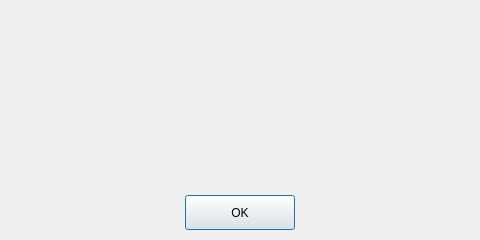
This is customdialog.ui in briantobin256/Static-File-Analysis-Tool as Qt 5 draws it before an edit. The edited form follows.
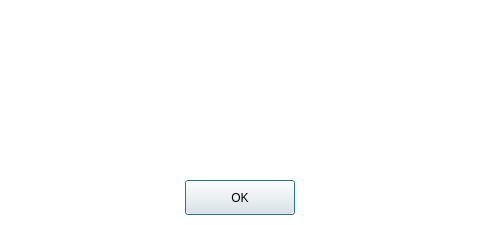
This is the edited form.

Diff of the .ui file:
```diff
--- a/customdialog.ui
+++ b/customdialog.ui
@@ -7,19 +7,19 @@
     <x>0</x>
     <y>0</y>
     <width>480</width>
-    <height>240</height>
+    <height>225</height>
    </rect>
   </property>
   <property name="minimumSize">
    <size>
     <width>480</width>
-    <height>240</height>
+    <height>225</height>
    </size>
   </property>
   <property name="maximumSize">
    <size>
     <width>480</width>
-    <height>240</height>
+    <height>225</height>
    </size>
   </property>
   <property name="windowTitle">
@@ -29,7 +29,7 @@
    <property name="geometry">
     <rect>
      <x>185</x>
-     <y>195</y>
+     <y>180</y>
      <width>110</width>
      <height>35</height>
     </rect>
@@ -38,6 +38,28 @@
     <string>OK</string>
    </property>
   </widget>
+  <widget class="QTextBrowser" name="dialogBrowser">
+   <property name="geometry">
+    <rect>
+     <x>0</x>
+     <y>0</y>
+     <width>480</width>
+     <height>225</height>
+    </rect>
+   </property>
+   <property name="frameShape">
+    <enum>QFrame::NoFrame</enum>
+   </property>
+   <property name="html">
+    <string>&lt;!DOCTYPE HTML PUBLIC &quot;-//W3C//DTD HTML 4.0//EN&quot; &quot;http://www.w3.org/TR/REC-html40/strict.dtd&quot;&gt;
+&lt;html&gt;&lt;head&gt;&lt;meta name=&quot;qrichtext&quot; content=&quot;1&quot; /&gt;&lt;style type=&quot;text/css&quot;&gt;
+p, li { white-space: pre-wrap; }
+&lt;/style&gt;&lt;/head&gt;&lt;body style=&quot; font-family:'MS Shell Dlg 2'; font-size:8pt; font-weight:400; font-style:normal;&quot;&gt;
+&lt;p style=&quot;-qt-paragraph-type:empty; margin-top:0px; margin-bottom:0px; margin-left:0px; margin-right:0px; -qt-block-indent:0; text-indent:0px;&quot;&gt;&lt;br /&gt;&lt;/p&gt;&lt;/body&gt;&lt;/html&gt;</string>
+   </property>
+  </widget>
+  <zorder>dialogBrowser</zorder>
+  <zorder>pushButton</zorder>
  </widget>
  <resources/>
  <connections/>
```
